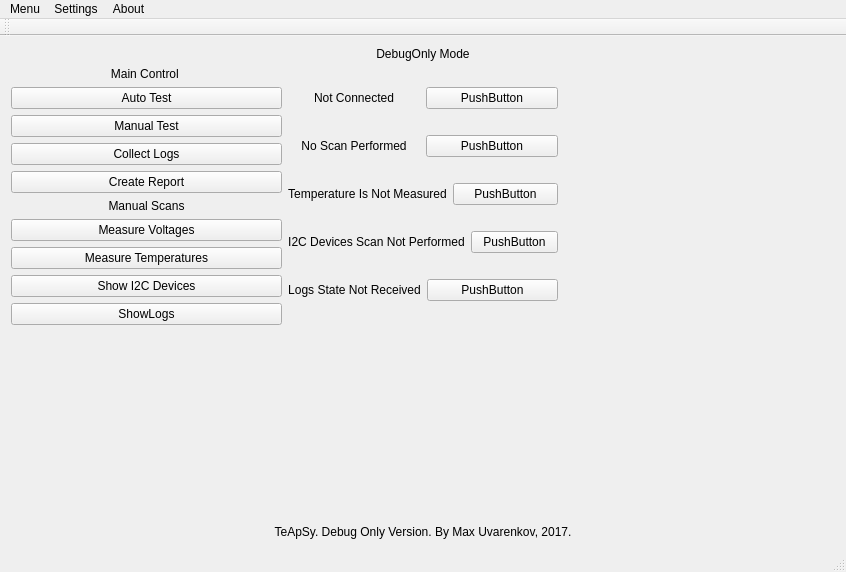
Before: the Qt Designer form TeApSy/mainwindow.ui in Mar94oK/TeApSy, drawn with Qt 5.
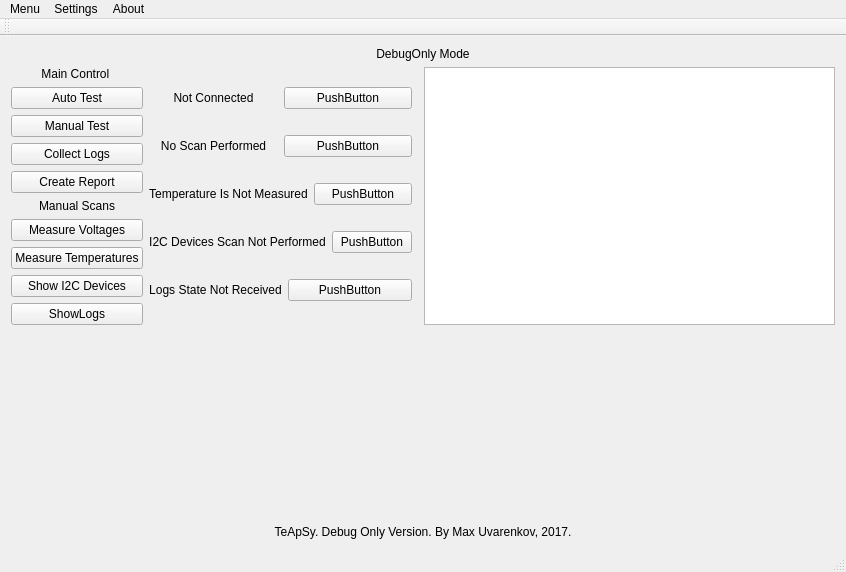
After: the same form once the commit is applied. Custom widgets are drawn as their Qt base class.

Patch:
```diff
--- a/TeApSy/mainwindow.ui
+++ b/TeApSy/mainwindow.ui
@@ -270,7 +270,11 @@
        </layout>
       </item>
       <item>
-       <layout class="QVBoxLayout" name="lt_I2C_DevicesFound"/>
+       <layout class="QVBoxLayout" name="lt_I2C_DevicesFound">
+        <item>
+         <widget class="QTableView" name="i2cView"/>
+        </item>
+       </layout>
       </item>
      </layout>
     </item>
```
